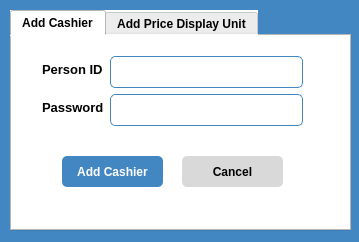
The window that AddUnit.ui (Obwoya/retailGUI) describes before a commit, drawn with Qt 5.
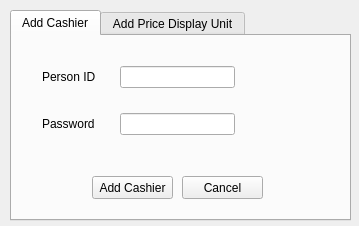
The same window after the commit.

Commit message: Implemented all buttons for Display Units tab. Modified DDL cashier table- added active flag

```diff
--- a/AddUnit.ui
+++ b/AddUnit.ui
@@ -7,14 +7,14 @@
     <x>0</x>
     <y>0</y>
     <width>359</width>
-    <height>242</height>
+    <height>226</height>
    </rect>
   </property>
   <property name="windowTitle">
    <string>Add new unit</string>
   </property>
   <property name="styleSheet">
-   <string notr="true">background-color: #4287c2;</string>
+   <string notr="true"/>
   </property>
   <widget class="QTabWidget" name="tabWidget">
    <property name="geometry">
@@ -22,12 +22,11 @@
      <x>10</x>
      <y>10</y>
      <width>341</width>
-     <height>221</height>
+     <height>211</height>
     </rect>
    </property>
    <property name="styleSheet">
-    <string notr="true">background-color: #ffffff;
-font-weight: bold;
+    <string notr="true">
 </string>
    </property>
    <property name="currentIndex">
@@ -37,58 +36,75 @@
     <attribute name="title">
      <string>Add Cashier</string>
     </attribute>
-    <widget class="QWidget" name="formLayoutWidget">
+    <widget class="QPushButton" name="add_cashier">
+     <property name="geometry">
+      <rect>
+       <x>80</x>
+       <y>140</y>
+       <width>81</width>
+       <height>23</height>
+      </rect>
+     </property>
+     <property name="styleSheet">
+      <string notr="true"/>
+     </property>
+     <property name="text">
+      <string>Add Cashier</string>
+     </property>
+    </widget>
+    <widget class="QPushButton" name="cancel">
+     <property name="geometry">
+      <rect>
+       <x>170</x>
+       <y>140</y>
+       <width>81</width>
+       <height>23</height>
+      </rect>
+     </property>
+     <property name="styleSheet">
+      <string notr="true"/>
+     </property>
+     <property name="text">
+      <string>Cancel</string>
+     </property>
+    </widget>
+    <widget class="QWidget" name="gridLayoutWidget">
      <property name="geometry">
       <rect>
        <x>30</x>
        <y>20</y>
-       <width>261</width>
-       <height>82</height>
+       <width>271</width>
+       <height>91</height>
       </rect>
      </property>
-     <layout class="QFormLayout" name="formLayout">
-      <property name="fieldGrowthPolicy">
-       <enum>QFormLayout::AllNonFixedFieldsGrow</enum>
+     <layout class="QGridLayout" name="gridLayout" columnstretch="50,100,50">
+      <property name="horizontalSpacing">
+       <number>20</number>
       </property>
-      <item row="1" column="0">
+      <property name="verticalSpacing">
+       <number>15</number>
+      </property>
+      <item row="0" column="0">
        <widget class="QLabel" name="label">
         <property name="styleSheet">
-         <string notr="true">font-size: 13px;
-font-family: &quot;Open Sans&quot;,&quot;lucida grande&quot;,&quot;Segoe UI&quot;,arial,verdana,&quot;lucida sans unicode&quot;,tahoma,sans-serif;
-font-weight: bold;</string>
+         <string notr="true"/>
         </property>
         <property name="text">
          <string>Person ID</string>
         </property>
        </widget>
       </item>
-      <item row="2" column="0">
-       <widget class="QLabel" name="label_2">
-        <property name="styleSheet">
-         <string notr="true">font-size: 13px;
-font-family: &quot;Open Sans&quot;,&quot;lucida grande&quot;,&quot;Segoe UI&quot;,arial,verdana,&quot;lucida sans unicode&quot;,tahoma,sans-serif;
-font-weight: bold;</string>
-        </property>
-        <property name="text">
-         <string>Password</string>
-        </property>
-       </widget>
-      </item>
-      <item row="1" column="1">
+      <item row="0" column="1">
        <widget class="QLineEdit" name="person_id">
         <property name="styleSheet">
-         <string notr="true">border-radius: 5px;
-height: 30px;
-border: 1px solid #4287c2;</string>
+         <string notr="true"/>
         </property>
        </widget>
       </item>
-      <item row="2" column="1">
+      <item row="1" column="1">
        <widget class="QLineEdit" name="person_password">
         <property name="styleSheet">
-         <string notr="true">border-radius: 5px;
-height: 30px;
-border: 1px solid #4287c2;</string>
+         <string notr="true"/>
         </property>
         <property name="inputMask">
          <string/>
@@ -98,46 +114,32 @@
         </property>
        </widget>
       </item>
+      <item row="1" column="0">
+       <widget class="QLabel" name="label_2">
+        <property name="styleSheet">
+         <string notr="true"/>
+        </property>
+        <property name="text">
+         <string>Password</string>
+        </property>
+       </widget>
+      </item>
+      <item row="0" column="2">
+       <widget class="QLabel" name="error_Id">
+        <property name="text">
+         <string/>
+        </property>
+       </widget>
+      </item>
+      <item row="1" column="2">
+       <widget class="QLabel" name="error_Pwd">
+        <property name="text">
+         <string/>
+        </property>
+       </widget>
+      </item>
      </layout>
     </widget>
-    <widget class="QPushButton" name="button_add_cashier">
-     <property name="geometry">
-      <rect>
-       <x>50</x>
-       <y>120</y>
-       <width>101</width>
-       <height>31</height>
-      </rect>
-     </property>
-     <property name="styleSheet">
-      <string notr="true">background-color: #4287c2;
-color: #ffffff;
-font-weight: bold;
-border-radius: 5px;</string>
-     </property>
-     <property name="text">
-      <string>Add Cashier</string>
-     </property>
-    </widget>
-    <widget class="QPushButton" name="button_cancel">
-     <property name="geometry">
-      <rect>
-       <x>170</x>
-       <y>120</y>
-       <width>101</width>
-       <height>31</height>
-      </rect>
-     </property>
-     <property name="styleSheet">
-      <string notr="true">background-color: rgb(217, 217, 217);
-color: #000000;
-font-weight: bold;
-border-radius: 5px;</string>
-     </property>
-     <property name="text">
-      <string>Cancel</string>
-     </property>
-    </widget>
    </widget>
    <widget class="QWidget" name="addPdu">
     <attribute name="title">
```
Left out of the diff: 129 changed lines with no effect on the pictures. The commit also changes 19 other files.
